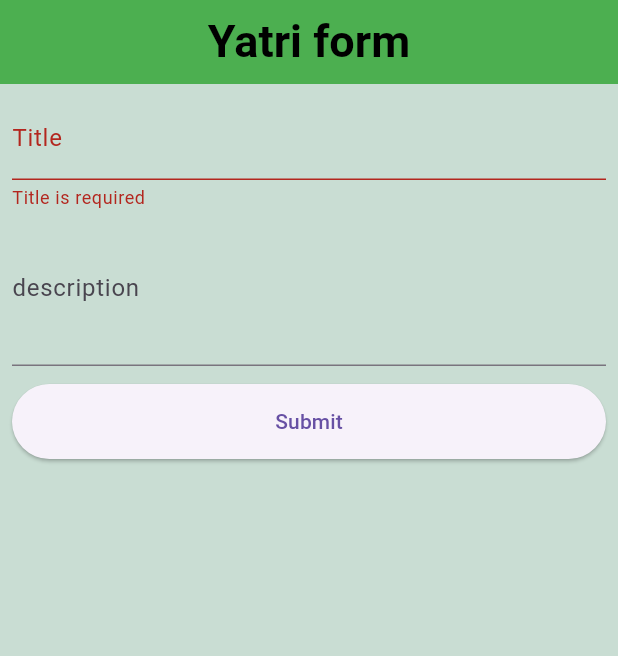
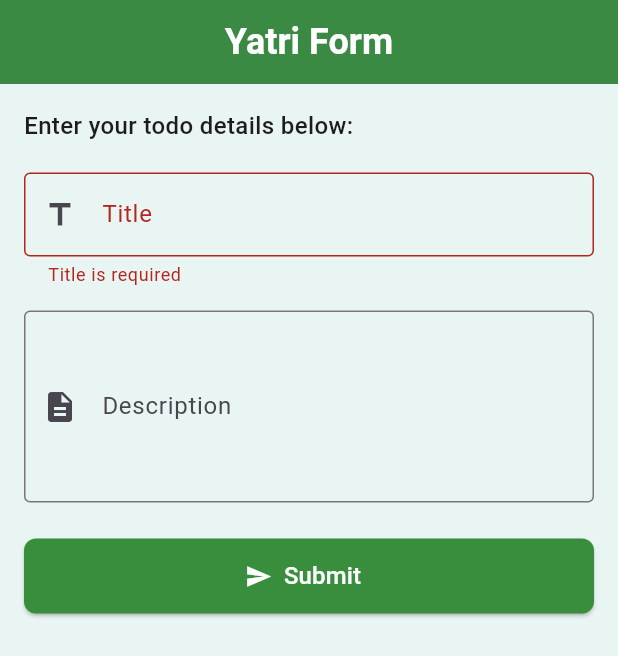
Before and after one commit to Priyanshudev001/Todo, a Flutter app: the screen it shows after launch, after a tap on "Submit", on a phone screen of 412 x 824 dp. Shown: the top 656 px of the screen. Run offline on Flutter 3.47's test engine with Material 3 defaults, Android fonts, the phone set to English and light mode, and no system bars.

Commit message:
imporoved ui for todo

```diff
--- a/lib/addtodo.dart
+++ b/lib/addtodo.dart
@@ -1,5 +1,4 @@
 import 'dart:developer';
-
 import 'package:flutter/material.dart';
 import 'package:todo/datastore.dart';
 
@@ -11,69 +10,110 @@ class Addtodo extends StatefulWidget {
 }
 
 class _AddtodoState extends State<Addtodo> {
+  // Key used to validate the form inputs
   final formkey = GlobalKey<FormState>();
+
+  // Controllers to get text input from user
   final title = TextEditingController();
   final description = TextEditingController();
+
   @override
   Widget build(BuildContext context) {
     return Scaffold(
-      backgroundColor: const Color.fromARGB(255, 201, 221, 211),
+      // Set a light background color for the screen
+      backgroundColor: const Color(0xFFE9F5F2),
+
+      // Top AppBar with title
       appBar: AppBar(
-        backgroundColor: Colors.green,
-        // leading: Icon(Icons.grid_view_rounded, color: Colors.white),
+        backgroundColor: Colors.green.shade700, // Set app bar color
+        elevation: 2,
         centerTitle: true,
-        title: Column(
-          children: [
-            Text(
-              "Yatri form",
-
-              style: TextStyle(
-                fontWeight: FontWeight.bold,
-                fontSize: 30,
-                color: Colors.black,
-              ),
-            ),
-          ],
+        title: const Text(
+          "Yatri Form", // Title shown in the app bar
+          style: TextStyle(
+            fontWeight: FontWeight.bold,
+            fontSize: 24,
+            color: Colors.white,
+          ),
         ),
       ),
-      body: Padding(
-        padding: const EdgeInsets.all(8.0),
+
+      // Form UI inside scrollable view
+      body: SingleChildScrollView(
+        padding: const EdgeInsets.all(16),
         child: Form(
-          key: formkey,
+          key: formkey, // Attach the form key to this form
           child: Column(
+            crossAxisAlignment: CrossAxisAlignment.start,
             children: [
+              // Instruction text
+              const Text(
+                "Enter your todo details below:",
+                style: TextStyle(fontSize: 16, fontWeight: FontWeight.w500),
+              ),
+              const SizedBox(height: 20), // Spacing
+              // Title input field
               TextFormField(
-                controller: title,
-                decoration: InputDecoration(label: Text('Title')),
+                controller: title, // Connect input with controller
+                decoration: const InputDecoration(
+                  labelText: 'Title',
+                  border: OutlineInputBorder(), // Show box border
+                  prefixIcon: Icon(Icons.title),
+                ),
+                // Validator ensures title is not empty
                 validator: (value) {
-                  if (value == null || value.isEmpty) {
-                    return "Title is required";
+                  if (value == null || value.trim().isEmpty) {
+                    return "Title is required"; // Error shown if empty
                   }
-                  return null;
+                  return null; // No error
                 },
               ),
+              const SizedBox(height: 16), // Spacing
+              // Description input field
               TextFormField(
                 controller: description,
-                maxLines: 3,
-                decoration: InputDecoration(label: Text("description")),
+                maxLines: 4, // Allows multiple lines of text
+                decoration: const InputDecoration(
+                  labelText: 'Description',
+                  border: OutlineInputBorder(),
+                  prefixIcon: Icon(Icons.description),
+                ),
               ),
+              const SizedBox(height: 24),
 
-              SizedBox(height: 12),
+              // Submit button
               SizedBox(
+                width: double.infinity,
                 height: 50,
-                width: double.infinity,
-                child: ElevatedButton(
+                child: ElevatedButton.icon(
+                  style: ElevatedButton.styleFrom(
+                    backgroundColor: Colors.green.shade700, // Button color
+                    shape: RoundedRectangleBorder(
+                      borderRadius: BorderRadius.circular(8), // Rounded corners
+                    ),
+                  ),
+                  // When the button is pressed
                   onPressed: () {
+                    // Check if form is valid using validator
                     if (formkey.currentState?.validate() == true) {
-                      log(title.text.toString());
-                      log(description.text.toString());
+                      // Print values to debug console
+                      log("Title: ${title.text}");
+                      log("Description: ${description.text}");
+
+                      // Navigate to the next page (Datastore screen)
                       Navigator.push(
                         context,
-                        MaterialPageRoute(builder: (context) => Datastore()),
+                        MaterialPageRoute(
+                          builder: (context) => const Datastore(),
+                        ),
                       );
                     }
                   },
-                  child: Text("Submit"),
+                  icon: const Icon(Icons.send, color: Colors.white),
+                  label: const Text(
+                    "Submit",
+                    style: TextStyle(fontSize: 16, color: Colors.white),
+                  ),
                 ),
               ),
             ],
```
